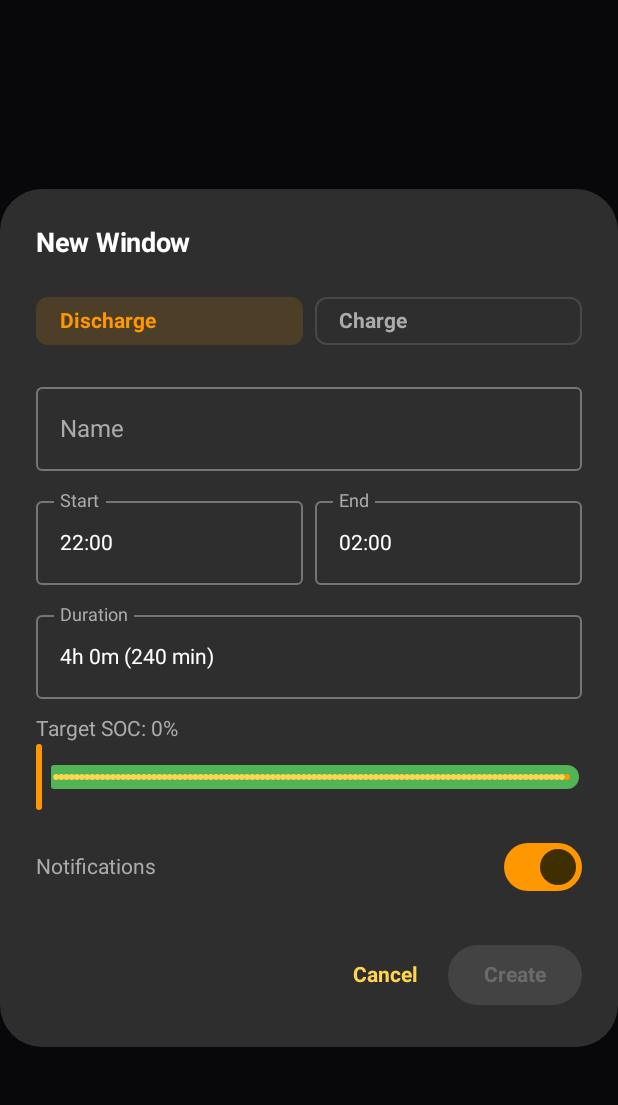
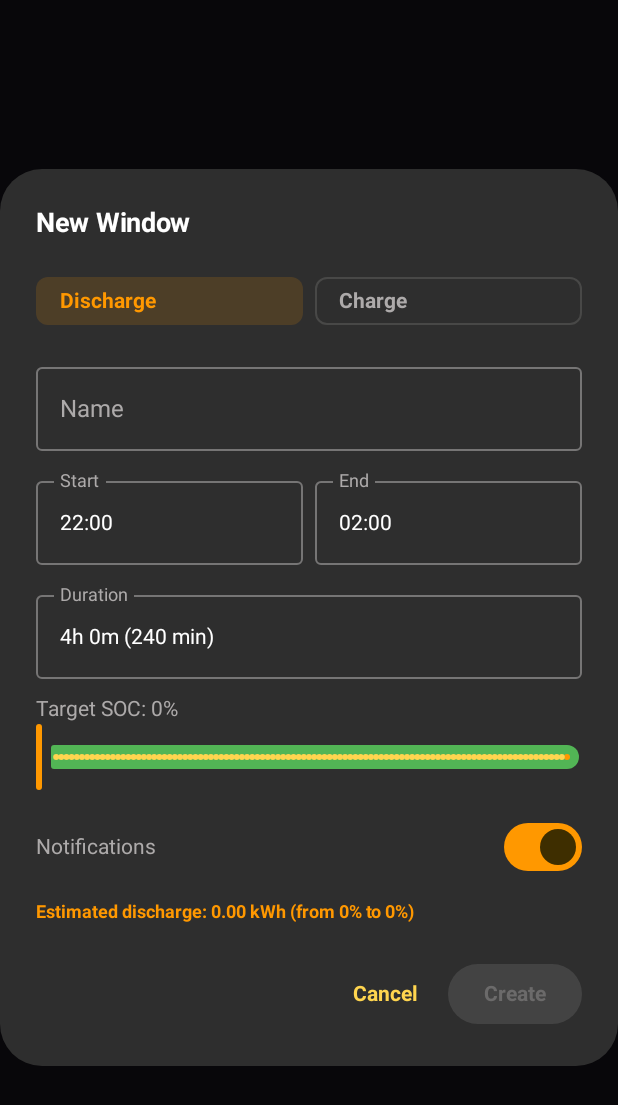
Before and after one commit to migruiz/pv, an Android app built with Jetpack Compose: the composable CreateWindowDialog shown on its own in the app's theme, on a phone screen of 412 x 824 dp. Shown: the top 1105 px of the screen. Run offline under Robolectric (Android 15) with nearby library versions, the phone set to English and light mode, and no system bars.

Commit message:
Add estimated energy display and charge window time guard
Show estimated kWh for both window types as fields are adjusted:
charge windows integrate the cosine bell curve, discharge windows
use current SOC and target SOC with 4.8 kWh capacity. The charge
window start button is now only enabled when current time falls
within the window's start-end range.

Co-Authored-By: Claude Opus 4.6 (1M context) <noreply@anthropic.com>

```diff
--- a/app/app/src/main/java/ovh/tenjo/pv/ui/CreateWindowDialog.kt
+++ b/app/app/src/main/java/ovh/tenjo/pv/ui/CreateWindowDialog.kt
@@ -52,6 +52,7 @@ fun CreateWindowDialog(
 
     val detailState by viewModel.windowDetail.collectAsState()
     val chargeDetailState by viewModel.chargeWindowDetail.collectAsState()
+    val dashboardState by viewModel.dashboard.collectAsState()
 
     LaunchedEffect(detailState.message) {
         if (detailState.message == "Window created") onDismiss()
@@ -145,6 +146,15 @@ fun CreateWindowDialog(
                             colors = SwitchDefaults.colors(checkedTrackColor = EnergyOrange),
                         )
                     }
+
+                    val estDischarge = estimateDischargeEnergy(dashboardState.batterySoc, dTargetSoc.toDouble())
+                    Text(
+                        "Estimated discharge: %.2f kWh (from %.0f%% to %.0f%%)".format(
+                            estDischarge, dashboardState.batterySoc, dTargetSoc.toDouble(),
+                        ),
+                        style = MaterialTheme.typography.bodySmall.copy(fontWeight = FontWeight.Bold),
+                        color = EnergyOrange,
+                    )
                 } else {
                     // -- Charge form --
                     OutlinedTextField(
@@ -238,6 +248,13 @@ fun CreateWindowDialog(
                             colors = SwitchDefaults.colors(checkedTrackColor = EnergyOrange),
                         )
                     }
+
+                    val estCharge = estimateChargeEnergy(cStartTime, cStartPower, cPeakTime, cPeakPower, cEndTime, cEndPower)
+                    Text(
+                        "Estimated charge: %.2f kWh".format(estCharge),
+                        style = MaterialTheme.typography.bodySmall.copy(fontWeight = FontWeight.Bold),
+                        color = BatteryGreen,
+                    )
                 }
 
                 // Error message
```
Also changed, not shown: app/app/src/main/java/ovh/tenjo/pv/ui/ChargeWindowDetailScreen.kt (+22 -1 lines), app/app/src/main/java/ovh/tenjo/pv/ui/DischargeWindowDetailScreen.kt (+12 -0 lines), app/app/src/main/java/ovh/tenjo/pv/ui/TimeUtils.kt (+32 -0 lines).
